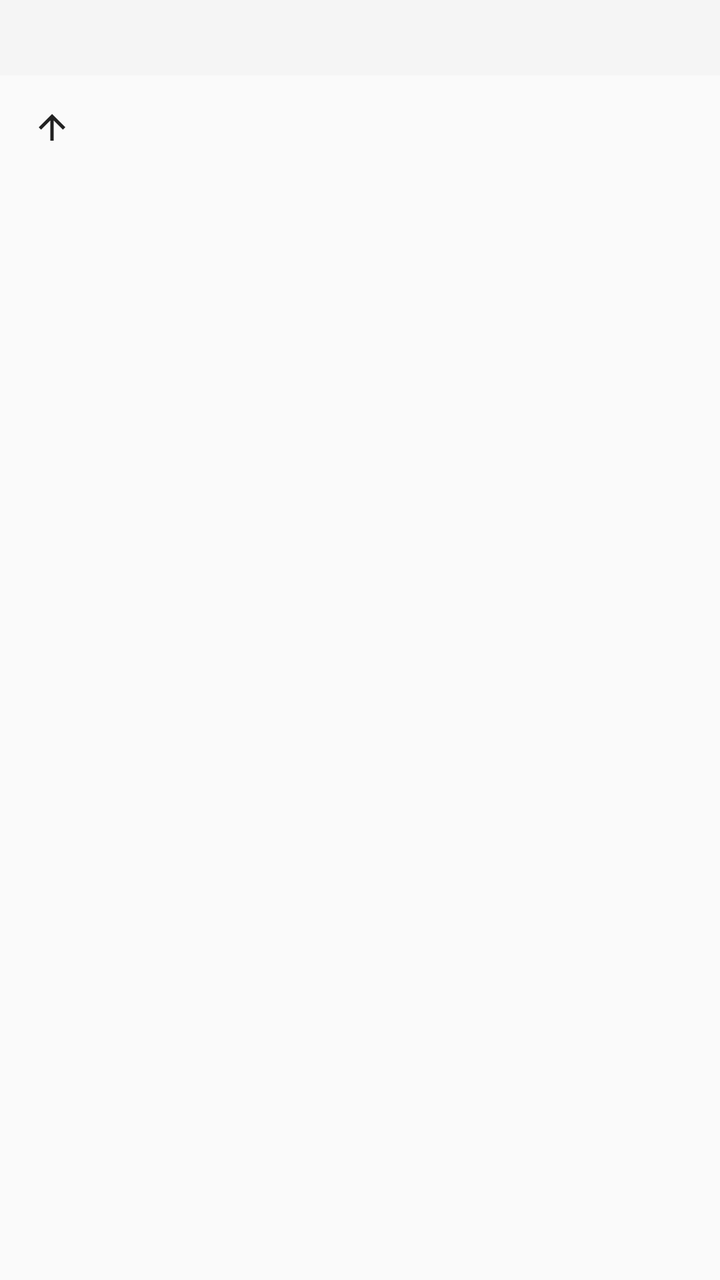
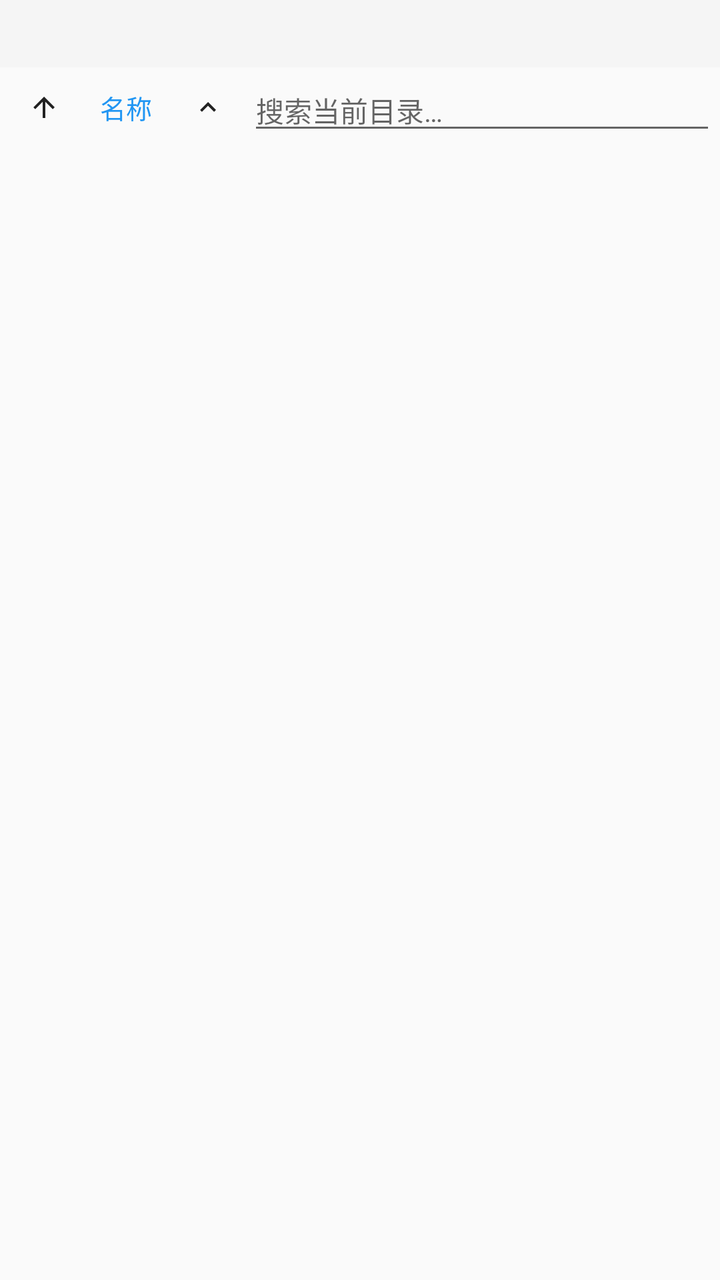

Two renders of the same Android screen: before a commit and after it. Below are the layout's source before the change and the commit's diff.
<!-- AndroidManifest.xml: application theme Theme.Paper -->
<!-- res/layout/activity_browser.xml -->
<?xml version="1.0" encoding="utf-8"?>
<LinearLayout xmlns:android="http://schemas.android.com/apk/res/android"
    android:layout_width="match_parent"
    android:layout_height="match_parent"
    android:orientation="vertical">

    <TextView
        android:id="@+id/pathView"
        android:layout_width="match_parent"
        android:layout_height="wrap_content"
        android:background="#FFF5F5F5"
        android:padding="10dp"
        android:textColor="#333333"
        android:textSize="13sp"
        android:fontFamily="monospace" />

    <LinearLayout
        android:layout_width="match_parent"
        android:layout_height="wrap_content"
        android:orientation="horizontal">

        <ImageButton
            android:id="@+id/btnUp"
            style="?android:attr/borderlessButtonStyle"
            android:layout_width="44dp"
            android:layout_height="44dp"
            android:layout_margin="4dp"
            android:contentDescription="@string/browser_up"
            android:scaleType="fitCenter"
            android:src="@drawable/ic_arrow_upward" />

        <Button
            android:id="@+id/btnPickDir"
            style="?android:attr/buttonBarButtonStyle"
            android:layout_width="wrap_content"
            android:layout_height="wrap_content"
            android:layout_margin="4dp"
            android:drawableStart="@drawable/ic_check"
            android:drawablePadding="6dp"
            android:text="@string/browser_pick_dir"
            android:textSize="13sp"
            android:visibility="gone" />
    </LinearLayout>

    <ListView
        android:id="@+id/list"
        android:layout_width="match_parent"
        android:layout_height="0dp"
        android:layout_weight="1"
        android:divider="#11000000"
        android:dividerHeight="1dp" />
</LinearLayout>
<!-- resources referenced by this layout -->
<resources>
  <!-- drawable ic_arrow_upward (drawable) -->
  <?xml version="1.0" encoding="utf-8"?>
  <vector xmlns:android="http://schemas.android.com/apk/res/android"
      android:width="24dp"
      android:height="24dp"
      android:viewportWidth="24"
      android:viewportHeight="24">
      <path
          android:fillColor="#DE000000"
          android:pathData="M4,12l1.41,1.41L11,7.83V20h2V7.83l5.58,5.59L20,12l-8,-8 -8,8z" />
  </vector>
  <!-- drawable ic_check (drawable) -->
  <?xml version="1.0" encoding="utf-8"?>
  <vector xmlns:android="http://schemas.android.com/apk/res/android"
      android:width="24dp"
      android:height="24dp"
      android:viewportWidth="24"
      android:viewportHeight="24">
      <path
          android:fillColor="#DE000000"
          android:pathData="M9,16.17L4.83,12l-1.42,1.41L9,19 21,7l-1.41,-1.41z" />
  </vector>
  <string name="browser_pick_dir">选择当前目录</string>
  <string name="browser_up">上级目录</string>
  <style name="Theme.Paper" parent="android:style/Theme.Material.Light.DarkActionBar">
          <item name="android:colorAccent">#2196F3</item>
          
          <item name="android:colorPrimary">#FF212121</item>
          <item name="android:colorPrimaryDark">#FF000000</item>
          <item name="android:windowActionModeOverlay">true</item>
          <item name="android:windowLightStatusBar">true</item>
          <item name="android:statusBarColor">#FFFFFF</item>
          <item name="android:navigationBarColor">#FFFFFF</item>
      </style>
</resources>

<!-- the commit's change to res/layout/activity_browser.xml (unified diff, before → after) -->
@@ -4,41 +4,85 @@
     android:layout_height="match_parent"
     android:orientation="vertical">
 
+    
     <TextView
         android:id="@+id/pathView"
         android:layout_width="match_parent"
         android:layout_height="wrap_content"
         android:background="#FFF5F5F5"
-        android:padding="10dp"
+        android:padding="8dp"
         android:textColor="#333333"
         android:textSize="13sp"
         android:fontFamily="monospace" />
 
+    
     <LinearLayout
         android:layout_width="match_parent"
         android:layout_height="wrap_content"
-        android:orientation="horizontal">
+        android:orientation="horizontal"
+        android:gravity="center_vertical"
+        android:paddingStart="2dp"
+        android:paddingEnd="2dp">
 
         <ImageButton
             android:id="@+id/btnUp"
             style="?android:attr/borderlessButtonStyle"
-            android:layout_width="44dp"
-            android:layout_height="44dp"
-            android:layout_margin="4dp"
+            android:layout_width="40dp"
+            android:layout_height="40dp"
             android:contentDescription="@string/browser_up"
             android:scaleType="fitCenter"
             android:src="@drawable/ic_arrow_upward" />
 
         <Button
-            android:id="@+id/btnPickDir"
+            android:id="@+id/btnSort"
             style="?android:attr/buttonBarButtonStyle"
             android:layout_width="wrap_content"
+            android:layout_height="40dp"
+            android:minWidth="0dp"
+            android:paddingStart="8dp"
+            android:paddingEnd="8dp"
+            android:textSize="13sp"
+            android:text="@string/browser_sort_name" />
+
+        <ImageButton
+            android:id="@+id/btnSortDir"
+            style="?android:attr/borderlessButtonStyle"
+            android:layout_width="40dp"
+            android:layout_height="40dp"
+            android:contentDescription="@string/browser_sort_asc"
+            android:scaleType="fitCenter"
+            android:src="@drawable/ic_chevron_up" />
+
+        <ImageButton
+            android:id="@+id/btnPickDir"
+            style="?android:attr/borderlessButtonStyle"
+            android:layout_width="40dp"
+            android:layout_height="40dp"
+            android:contentDescription="@string/browser_pick_dir"
+            android:scaleType="fitCenter"
+            android:src="@drawable/ic_check"
+            android:visibility="gone" />
+
+        <EditText
+            android:id="@+id/searchInput"
+            android:layout_width="0dp"
             android:layout_height="wrap_content"
-            android:layout_margin="4dp"
-            android:drawableStart="@drawable/ic_check"
-            android:drawablePadding="6dp"
-            android:text="@string/browser_pick_dir"
-            android:textSize="13sp"
+            android:layout_weight="1"
+            android:minWidth="48dp"
+            android:hint="@string/browser_search_hint"
+            android:inputType="text"
+            android:imeOptions="actionSearch"
+            android:importantForAutofill="no"
+            android:textSize="14sp" />
+
+        <ImageButton
+            android:id="@+id/btnSearchClear"
+            style="?android:attr/borderlessButtonStyle"
+            android:layout_width="40dp"
+            android:layout_height="40dp"
+            android:contentDescription="@string/find_close"
+            android:scaleType="fitCenter"
+            android:src="@drawable/ic_close"
             android:visibility="gone" />
     </LinearLayout>
 
<!-- resource entries referenced after the edit -->
@@ -22,8 +22,34 @@
           android:fillColor="#DE000000"
           android:pathData="M9,16.17L4.83,12l-1.42,1.41L9,19 21,7l-1.41,-1.41z" />
   </vector>
+  <!-- drawable ic_chevron_up (drawable) -->
+  <?xml version="1.0" encoding="utf-8"?>
+  <vector xmlns:android="http://schemas.android.com/apk/res/android"
+      android:width="24dp"
+      android:height="24dp"
+      android:viewportWidth="24"
+      android:viewportHeight="24">
+      <path
+          android:fillColor="#DE000000"
+          android:pathData="M7.41,15.41L12,10.83l4.59,4.58L18,14l-6,-6 -6,6z" />
+  </vector>
+  <!-- drawable ic_close (drawable) -->
+  <?xml version="1.0" encoding="utf-8"?>
+  <vector xmlns:android="http://schemas.android.com/apk/res/android"
+      android:width="24dp"
+      android:height="24dp"
+      android:viewportWidth="24"
+      android:viewportHeight="24">
+      <path
+          android:fillColor="#DE000000"
+          android:pathData="M19,6.41L17.59,5 12,10.59 6.41,5 5,6.41 10.59,12 5,17.59 6.41,19 12,13.41 17.59,19 19,17.59 13.41,12z" />
+  </vector>
   <string name="browser_pick_dir">选择当前目录</string>
+  <string name="browser_search_hint">搜索当前目录…</string>
+  <string name="browser_sort_asc">升序</string>
+  <string name="browser_sort_name">名称</string>
   <string name="browser_up">上级目录</string>
+  <string name="find_close">关闭查找替换</string>
   <style name="Theme.Paper" parent="android:style/Theme.Material.Light.DarkActionBar">
           <item name="android:colorAccent">#2196F3</item>
           
